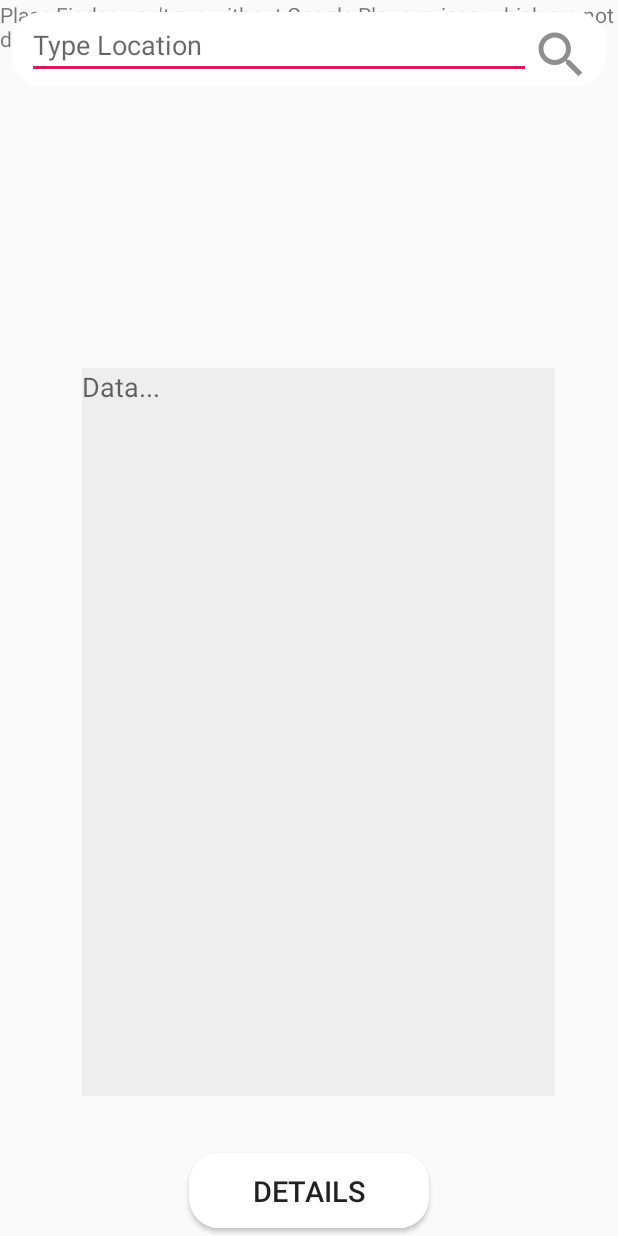
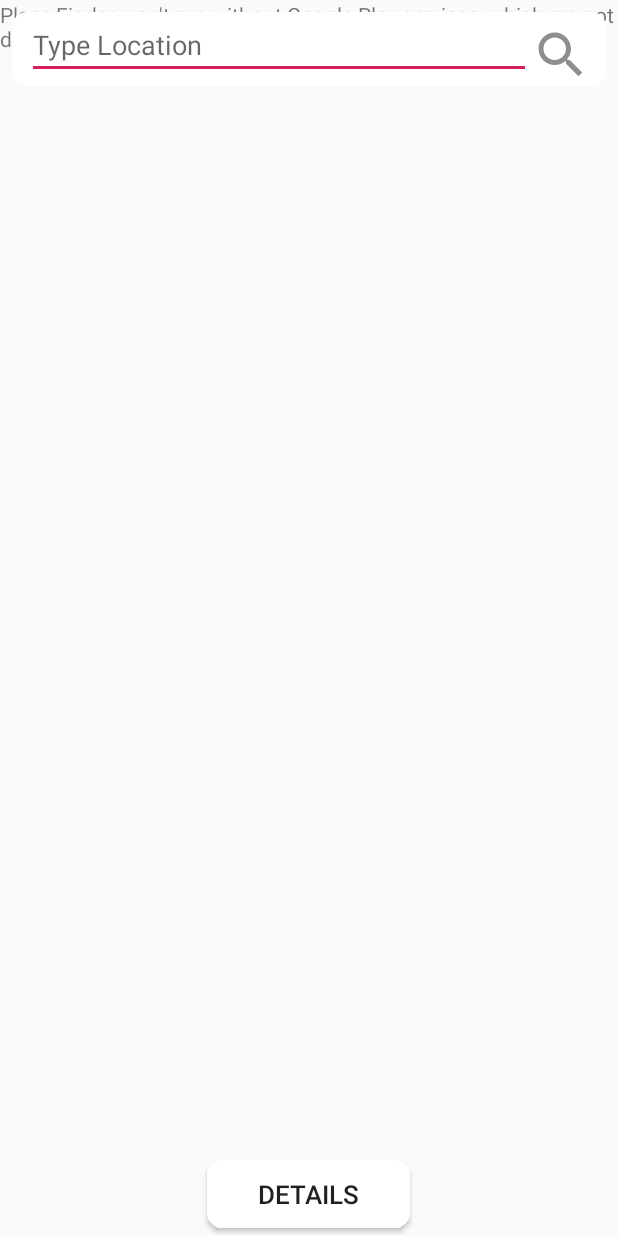
Before and after one commit to HouariZegai/EarthquakePlaces, an Android app: the screen it shows after launch (MapsActivity), on a phone screen of 412 x 824 dp. Run offline under Robolectric (Android 15) with nearby library versions, the phone set to English and light mode, and no system bars; 1 statement that could not run was skipped.

Commit message:
Update the UIs (layout) [make design better]

```diff
--- a/app/src/main/res/drawable/rounded_edit.xml
+++ b/app/src/main/res/drawable/rounded_edit.xml
@@ -1,7 +1,7 @@
 <?xml version="1.0" encoding="utf-8"?>
 <shape xmlns:android="http://schemas.android.com/apk/res/android"
     android:shape="rectangle">
-    <corners android:radius="20dp" />
+    <corners android:radius="10dp" />
     <padding android:top="5dp" android:right="10dp" android:bottom="5dp" android:left="10dp" />
     <solid android:color="#FFFFFF" />
 </shape>
--- a/app/src/main/res/drawable/search.xml
+++ b/app/src/main/res/drawable/search.xml
@@ -1,7 +1,7 @@
 <?xml version="1.0" encoding="utf-8"?>
 <vector xmlns:android="http://schemas.android.com/apk/res/android"
-    android:width="24dp"
-    android:height="24dp"
+    android:width="20dp"
+    android:height="20dp"
     android:viewportWidth="24.0"
     android:viewportHeight="24.0">
     <path
--- a/app/src/main/res/layout/activity_maps.xml
+++ b/app/src/main/res/layout/activity_maps.xml
@@ -9,7 +9,6 @@
         android:name="com.google.android.gms.maps.SupportMapFragment"
         android:layout_width="match_parent"
         android:layout_height="match_parent"
-        android:layout_alignEnd="@+id/dataView"
         android:layout_marginEnd="-145dp" />
 
     <LinearLayout
@@ -20,7 +19,7 @@
         android:layout_alignParentTop="true" >
 
         <EditText
-            android:id="@+id/txtLocation"
+            android:id="@+id/editLocation"
             android:layout_width="0dp"
             android:layout_height="match_parent"
             android:layout_weight="1"
@@ -33,28 +32,15 @@
 
     </LinearLayout>
 
-    <TextView
-        android:id="@+id/txtData"
-        android:layout_width="315dp"
-        android:layout_height="485dp"
-        android:layout_alignParentEnd="true"
-        android:layout_alignParentBottom="true"
-        android:layout_marginTop="153dp"
-        android:layout_marginEnd="42dp"
-        android:layout_marginBottom="93dp"
-        android:hint="Data..."
-        android:textSize="18sp"
-        android:background="#EEE"/>
-
     <Button
-        android:layout_width="160dp"
-        android:layout_height="50dp"
+        android:layout_width="135dp"
+        android:layout_height="45dp"
         android:layout_alignParentBottom="true"
         android:layout_centerHorizontal="true"
         android:layout_marginBottom="5dp"
         android:background="@drawable/rounded_edit"
         android:text="Details"
-        android:textSize="19sp"
+        android:textSize="17sp"
         android:onClick="onDetails"/>
 
 </RelativeLayout>
```
Also changed, not shown: app/src/main/res/layout/details_list_view.xml (+10 -18 lines).
